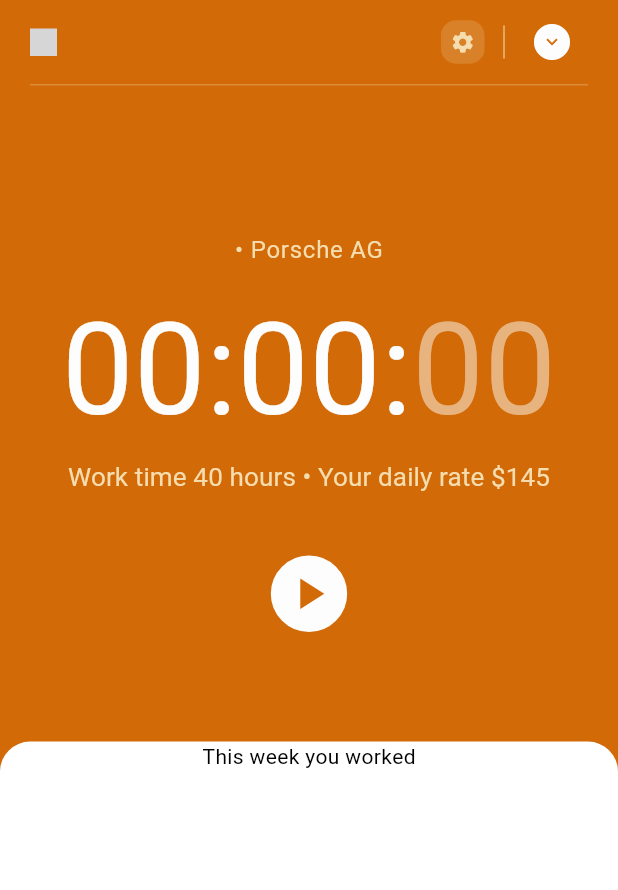
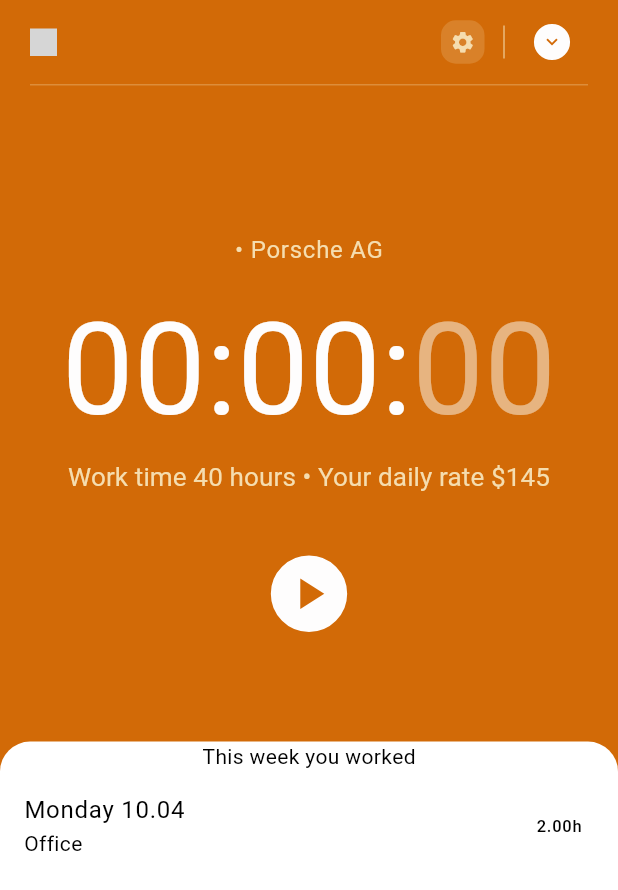
Before and after one commit to dxvid-pts/clock_in, a Flutter app: the TimerScreen screen opened directly, on a phone screen of 412 x 824 dp. Shown: the top 890 px of the screen. Run offline on Flutter 3.47's test engine with Material 2 defaults, Android fonts, the phone set to English and light mode, and no system bars; our stand-ins replace fl_chart, flutter_riverpod, flutter_svg, freezed_annotation, hive, syncfusion_flutter_datepicker; missing offline and left inert: commons_flutter, storage_engine, storage_engine_hive_adapter; accounts and stored records are empty; grey boxes are pictures that could not be loaded.

Commit message:
add entry list tile sample

```diff
--- a/frontend/lib/screens/timer_screen/timer_screen.dart
+++ b/frontend/lib/screens/timer_screen/timer_screen.dart
@@ -2,6 +2,7 @@ import 'package:flutter/material.dart';
 import 'package:flutter_riverpod/flutter_riverpod.dart';
 import 'package:flutter_svg/flutter_svg.dart';
 import 'package:frontend/services/timer_service.dart';
+import 'package:frontend/widgets/entry_list_tile.dart';
 
 class TimerScreen extends StatelessWidget {
   const TimerScreen({super.key});
@@ -227,22 +228,20 @@ class _LowerSection extends StatelessWidget {
     //foreground color: white, background color: primary color, rounded corners on the top
     return Container(
       width: double.infinity,
-      decoration: BoxDecoration(
+      decoration: const BoxDecoration(
         color: Colors.white,
-        borderRadius: const BorderRadius.vertical(
+        borderRadius: BorderRadius.vertical(
           top: Radius.circular(20),
         ),
       ),
-      child: Column(
+      child: const Column(
         children: [
           Text("This week you worked"),
-          const SizedBox(height: 20),
-          // const _CustomAppBar(),
-          const SizedBox(height: 20),
-          //   const _TimerSection(),
-          const SizedBox(height: 20),
-          //  const _LowerSectionButtons(),
-          const SizedBox(height: 20),
+          EntryListTile(
+            title: "Monday 10.04",
+            subtitle: "Office",
+            duration: 2,
+          ),
         ],
       ),
     );
```
